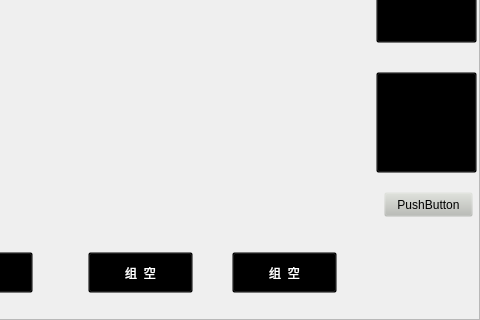
First picture: the form in Form/mainform.ui, repository caosq/ChickenFarm, before the edit; both pictures show x 544 to 1024 and y 448 to 768 of the 1024 by 768 pixel window.
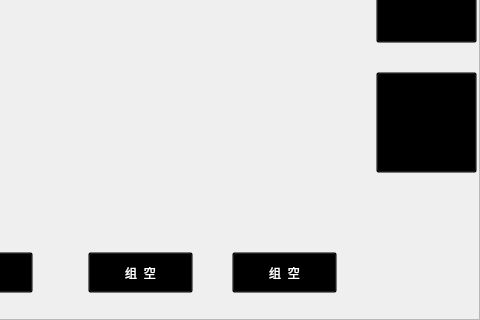
Second picture: the form after the edit. Icons and pictures are not drawn.

Patch:
```diff
--- a/Form/mainform.ui
+++ b/Form/mainform.ui
@@ -1638,116 +1638,6 @@
      <enum>QFrame::Raised</enum>
     </property>
    </widget>
-   <widget class="QPushButton" name="pushButton_8">
-    <property name="geometry">
-     <rect>
-      <x>928</x>
-      <y>640</y>
-      <width>89</width>
-      <height>25</height>
-     </rect>
-    </property>
-    <property name="palette">
-     <palette>
-      <active>
-       <colorrole role="Button">
-        <brush brushstyle="SolidPattern">
-         <color alpha="255">
-          <red>186</red>
-          <green>189</green>
-          <blue>182</blue>
-         </color>
-        </brush>
-       </colorrole>
-       <colorrole role="Base">
-        <brush brushstyle="SolidPattern">
-         <color alpha="0">
-          <red>0</red>
-          <green>0</green>
-          <blue>0</blue>
-         </color>
-        </brush>
-       </colorrole>
-       <colorrole role="Window">
-        <brush brushstyle="SolidPattern">
-         <color alpha="0">
-          <red>0</red>
-          <green>0</green>
-          <blue>0</blue>
-         </color>
-        </brush>
-       </colorrole>
-      </active>
-      <inactive>
-       <colorrole role="Button">
-        <brush brushstyle="SolidPattern">
-         <color alpha="255">
-          <red>186</red>
-          <green>189</green>
-          <blue>182</blue>
-         </color>
-        </brush>
-       </colorrole>
-       <colorrole role="Base">
-        <brush brushstyle="SolidPattern">
-         <color alpha="0">
-          <red>0</red>
-          <green>0</green>
-          <blue>0</blue>
-         </color>
-        </brush>
-       </colorrole>
-       <colorrole role="Window">
-        <brush brushstyle="SolidPattern">
-         <color alpha="0">
-          <red>0</red>
-          <green>0</green>
-          <blue>0</blue>
-         </color>
-        </brush>
-       </colorrole>
-      </inactive>
-      <disabled>
-       <colorrole role="Button">
-        <brush brushstyle="SolidPattern">
-         <color alpha="255">
-          <red>186</red>
-          <green>189</green>
-          <blue>182</blue>
-         </color>
-        </brush>
-       </colorrole>
-       <colorrole role="Base">
-        <brush brushstyle="SolidPattern">
-         <color alpha="0">
-          <red>0</red>
-          <green>0</green>
-          <blue>0</blue>
-         </color>
-        </brush>
-       </colorrole>
-       <colorrole role="Window">
-        <brush brushstyle="SolidPattern">
-         <color alpha="0">
-          <red>0</red>
-          <green>0</green>
-          <blue>0</blue>
-         </color>
-        </brush>
-       </colorrole>
-      </disabled>
-     </palette>
-    </property>
-    <property name="toolTip">
-     <string/>
-    </property>
-    <property name="styleSheet">
-     <string notr="true"/>
-    </property>
-    <property name="text">
-     <string>PushButton</string>
-    </property>
-   </widget>
   </widget>
   <zorder>frame</zorder>
   <zorder>mainStackedWidget</zorder>
```
Left out of the diff: 29 changed lines with no effect on the pictures.
